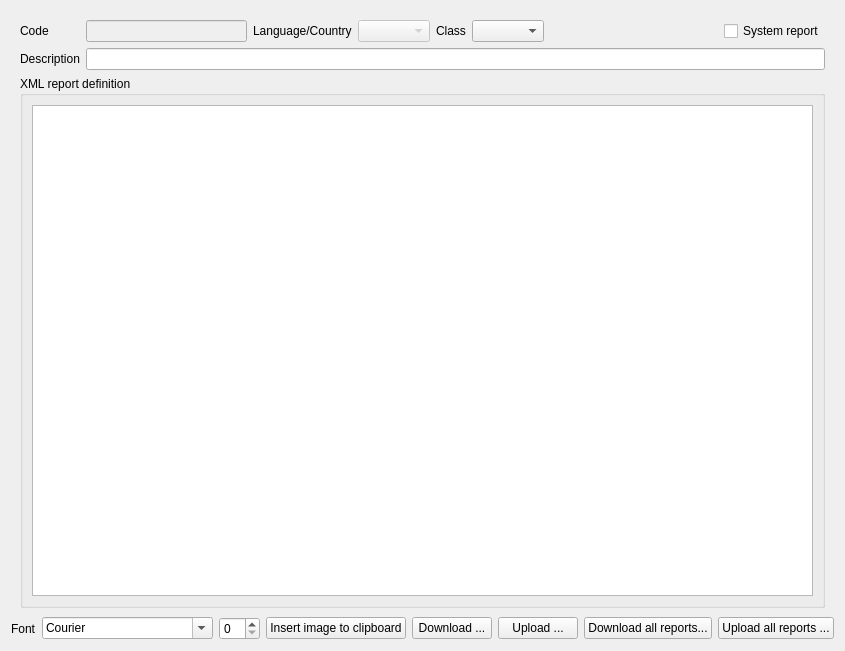
This is App/Ui/ReportWidget.ui in paolodestefani/pySagra3 as Qt 5 draws it before an edit. The edited form follows.
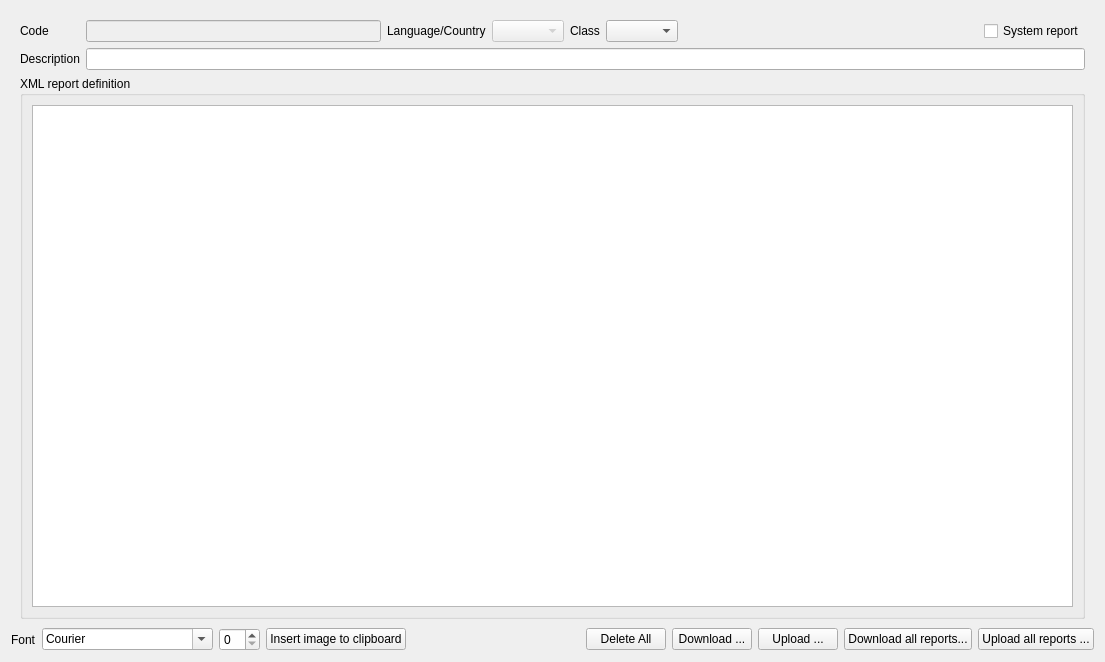
This is the edited form. Custom widgets are drawn as their Qt base class.

Diff of the .ui file:
```diff
--- a/App/Ui/ReportWidget.ui
+++ b/App/Ui/ReportWidget.ui
@@ -6,8 +6,8 @@
    <rect>
     <x>0</x>
     <y>0</y>
-    <width>813</width>
-    <height>651</height>
+    <width>1105</width>
+    <height>662</height>
    </rect>
   </property>
   <property name="windowTitle">
@@ -166,19 +166,6 @@
        <item>
         <widget class="QSpinBox" name="spinBoxFontSize"/>
        </item>
-       <item>
-        <spacer name="horizontalSpacer_3">
-         <property name="orientation">
-          <enum>Qt::Horizontal</enum>
-         </property>
-         <property name="sizeHint" stdset="0">
-          <size>
-           <width>40</width>
-           <height>20</height>
-          </size>
-         </property>
-        </spacer>
-       </item>
        <item>
         <widget class="QPushButton" name="pushButtonInsertImage">
          <property name="text">
@@ -199,6 +186,13 @@
          </property>
         </spacer>
        </item>
+       <item>
+        <widget class="QPushButton" name="pushButtonDeleteAll">
+         <property name="text">
+          <string>Delete All</string>
+         </property>
+        </widget>
+       </item>
        <item>
         <widget class="QPushButton" name="pushButtonDownload">
          <property name="text">
```
Left out of the diff: 8 changed lines with no effect on the pictures.
